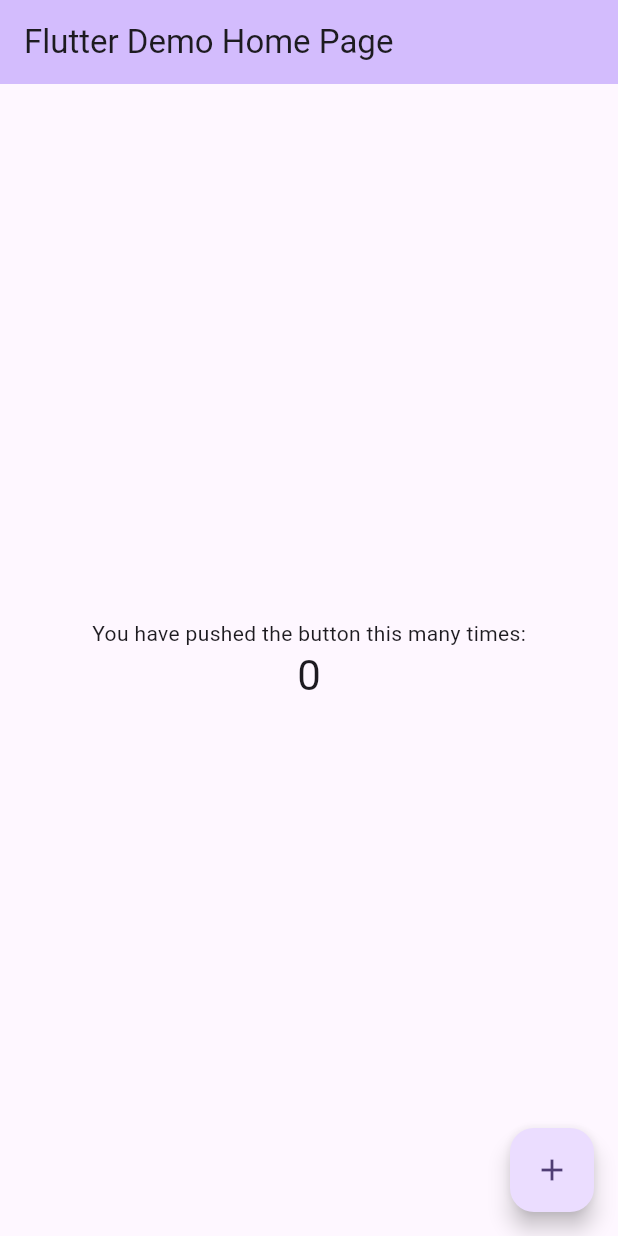
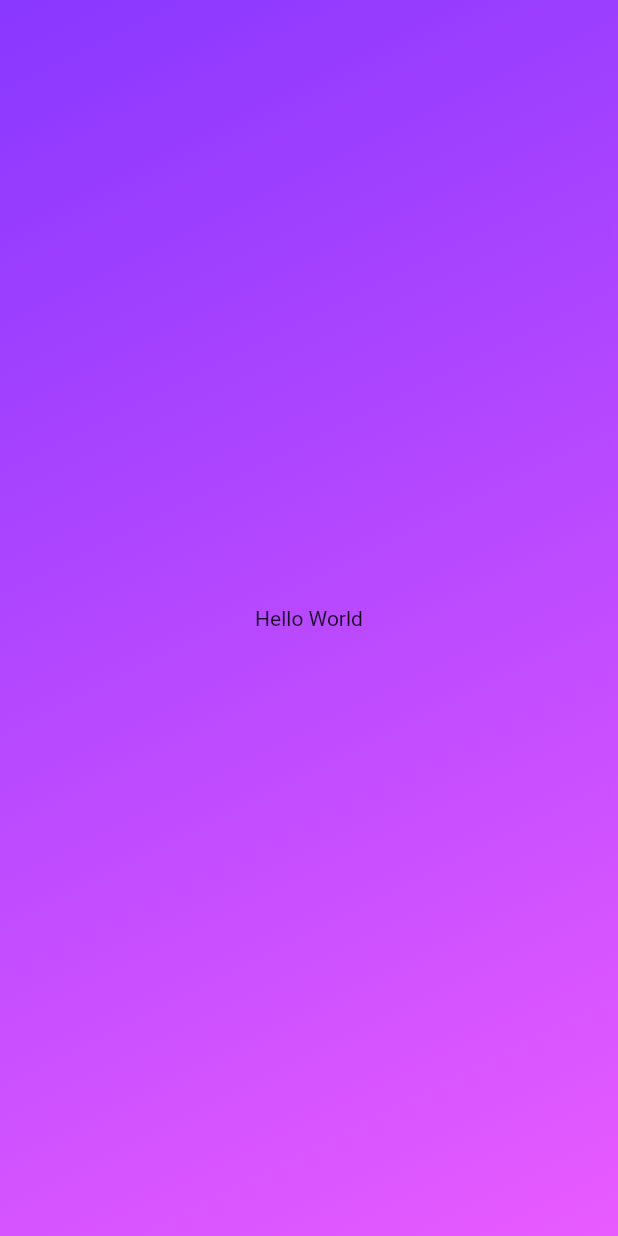
Before and after one commit to Md-Shoyab/rolling_dice, a Flutter app: the screen it shows after launch, on a phone screen of 412 x 824 dp. Run offline on Flutter 3.47's test engine with Material 2 defaults, Android fonts, the phone set to English and light mode, and no system bars.

Commit message:
hello world app create with gradient background

```diff
--- a/lib/main.dart
+++ b/lib/main.dart
@@ -1,69 +1,26 @@
 import 'package:flutter/material.dart';
 
 void main() {
-  runApp(const MyApp());
-}
-
-class MyApp extends StatelessWidget {
-  const MyApp({super.key});
-
-  @override
-  Widget build(BuildContext context) {
-    return MaterialApp(
-      title: 'Flutter Demo',
-      theme: ThemeData(
-        colorScheme: ColorScheme.fromSeed(seedColor: Colors.deepPurple),
-        useMaterial3: true,
-      ),
-      home: const MyHomePage(title: 'Flutter Demo Home Page'),
-    );
-  }
-}
-
-class MyHomePage extends StatefulWidget {
-  const MyHomePage({super.key, required this.title});
-
-  final String title;
-
-  @override
-  State<MyHomePage> createState() => _MyHomePageState();
-}
-
-class _MyHomePageState extends State<MyHomePage> {
-  int _counter = 0;
-
-  void _incrementCounter() {
-    setState(() {
-      _counter++;
-    });
-  }
-
-  @override
-  Widget build(BuildContext context) {
-    return Scaffold(
-      appBar: AppBar(
-        backgroundColor: Theme.of(context).colorScheme.inversePrimary,
-        title: Text(widget.title),
-      ),
-      body: Center(
-        child: Column(
-          mainAxisAlignment: MainAxisAlignment.center,
-          children: <Widget>[
-            const Text(
-              'You have pushed the button this many times:',
+  runApp(
+    MaterialApp(
+      debugShowCheckedModeBanner: false,
+      home: Scaffold(
+        body: Container(
+          decoration: const BoxDecoration(
+            gradient: LinearGradient(
+              begin: Alignment.topLeft,
+              end: Alignment.bottomRight,
+              colors: [
+                Color(0xff8937FF),
+                Color(0xffE85BFF),
+              ],
             ),
-            Text(
-              '$_counter',
-              style: Theme.of(context).textTheme.headlineMedium,
-            ),
-          ],
+          ),
+          child: const Center(
+            child: Text('Hello World'),
+          ),
         ),
       ),
-      floatingActionButton: FloatingActionButton(
-        onPressed: _incrementCounter,
-        tooltip: 'Increment',
-        child: const Icon(Icons.add),
-      ),
-    );
-  }
+    ),
+  );
 }
```
Also changed, not shown: 1 other file.
